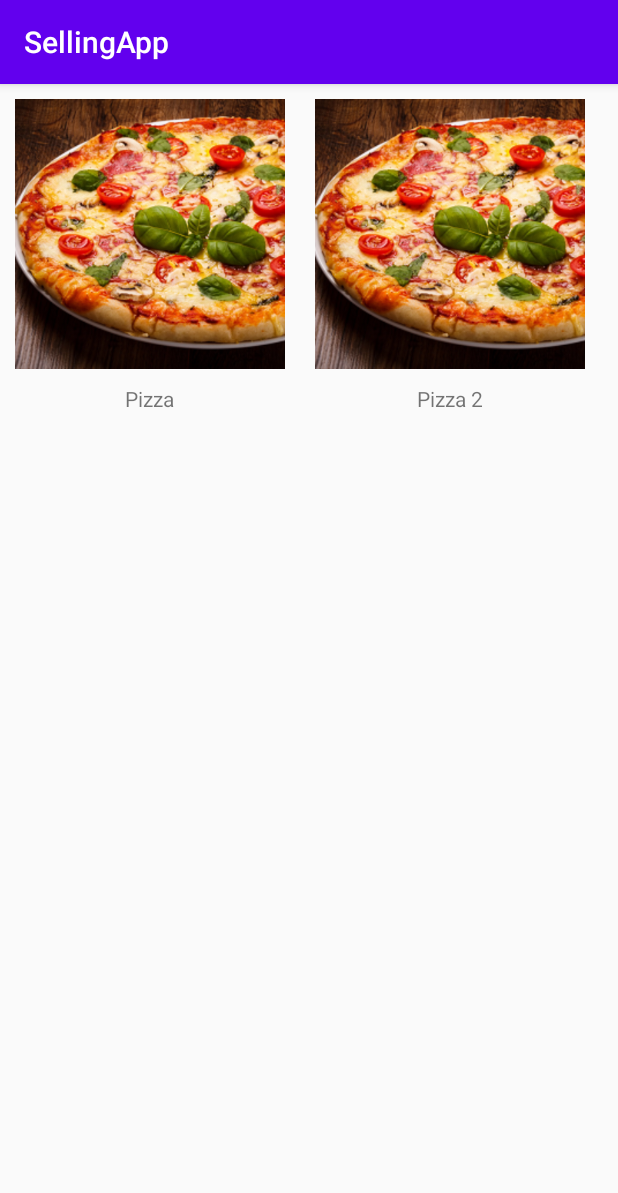
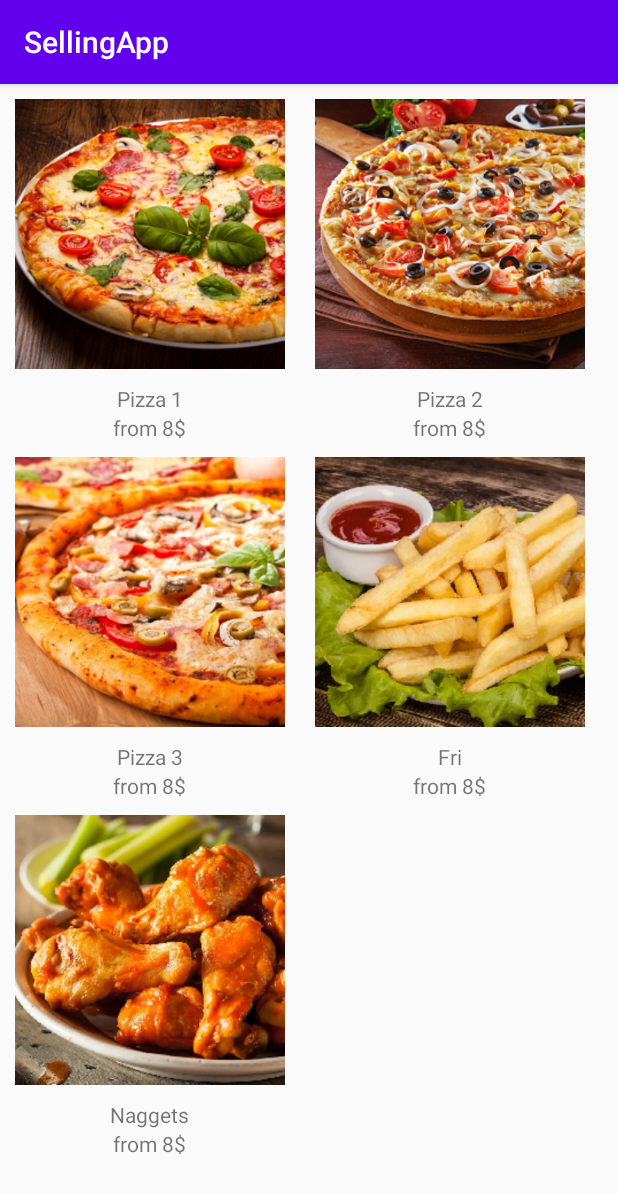
Before and after one commit to Senned-001/Android, an Android app: the screen it shows after launch (MainActivity), on a phone screen of 412 x 824 dp. Shown: the top 1193 px of the screen. Run offline under Robolectric (Android 15) with nearby library versions, the phone set to English and light mode, and no system bars.

Commit message:
First commit

```diff
--- a/SellingApp/app/build.gradle
+++ b/SellingApp/app/build.gradle
@@ -31,4 +31,9 @@ dependencies {
     testImplementation 'junit:junit:4.12'
     androidTestImplementation 'androidx.test.ext:junit:1.1.1'
     androidTestImplementation 'androidx.test.espresso:espresso-core:3.2.0'
+    androidTestCompile('androidx.test.espresso:espresso-core:3.1.0', {
+        exclude group: 'com.android.support', module: 'support-annotations'
+    })
+    implementation 'androidx.appcompat:appcompat:1.0.0'
+    implementation 'androidx.recyclerview:recyclerview:1.0.0'
 }
--- /dev/null
+++ b/SellingApp/app/src/main/java/android/exemple/sellingapp/DataAdapter.java
@@ -0,0 +1,66 @@
+package android.exemple.sellingapp;
+
+import android.app.Application;
+import android.content.Context;
+import android.content.Intent;
+import android.os.Parcelable;
+import android.view.LayoutInflater;
+import android.view.View;
+import android.view.ViewGroup;
+import android.widget.ImageView;
+import android.widget.TextView;
+import android.widget.Toast;
+
+import androidx.recyclerview.widget.RecyclerView;
+import java.util.List;
+
+class DataAdapter extends RecyclerView.Adapter<DataAdapter.ViewHolder> {
+    private LayoutInflater inflater;
+    private List<Product> products;
+
+    DataAdapter(Context context, List<Product> phones) {
+        this.products = phones;
+        this.inflater = LayoutInflater.from(context);
+    }
+
+    @Override
+    public DataAdapter.ViewHolder onCreateViewHolder(ViewGroup parent, int viewType) {
+
+        View view = inflater.inflate(R.layout.product_item, parent, false);
+        return new ViewHolder(view);
+    }
+
+    @Override
+    public void onBindViewHolder(ViewHolder holder, int position) {
+        Product product = products.get(position);
+        holder.imageView.setImageResource(product.getImageID());
+        holder.nameView.setText(product.getName());
+        holder.firstPrice.setText("from " + product.getParamPrices()[0] + "$");
+        final Product prod = product;
+        holder.itemView.setOnClickListener(new View.OnClickListener() {
+            @Override
+            public void onClick(View v) {
+                Intent intentOrder = new Intent(inflater.getContext(), OrderActivity.class);
+                intentOrder.putExtra("Product", prod);
+                inflater.getContext().startActivity(intentOrder);
+            }
+        });
+    }
+
+    @Override
+    public int getItemCount() {
+        return products.size();
+    }
+
+    public class ViewHolder extends RecyclerView.ViewHolder {
+        final ImageView imageView;
+        final TextView nameView, firstPrice;
+
+        ViewHolder(View view){
+            super(view);
+            imageView = (ImageView)view.findViewById(R.id.product_image);
+            nameView = (TextView) view.findViewById(R.id.product_name);
+            firstPrice = (TextView) view.findViewById(R.id.product_price);
+        }
+    }
+}
--- a/SellingApp/app/src/main/java/android/exemple/sellingapp/MainActivity.java
+++ b/SellingApp/app/src/main/java/android/exemple/sellingapp/MainActivity.java
@@ -1,6 +1,10 @@
 package android.exemple.sellingapp;
 
+import androidx.annotation.NonNull;
 import androidx.appcompat.app.AppCompatActivity;
+import androidx.recyclerview.widget.GridLayoutManager;
+import androidx.recyclerview.widget.LinearLayoutManager;
+import androidx.recyclerview.widget.RecyclerView;
 
 import android.annotation.SuppressLint;
 import android.content.Intent;
@@ -9,7 +13,9 @@ import android.text.Editable;
 import android.text.Layout;
 import android.text.TextWatcher;
 import android.view.LayoutInflater;
+import android.view.MotionEvent;
 import android.view.View;
+import android.widget.AdapterView;
 import android.widget.CheckBox;
 import android.widget.EditText;
 import android.widget.GridLayout;
@@ -19,14 +25,25 @@ import android.widget.RadioButton;
 import android.widget.TextView;
 import android.widget.Toast;
 
+import java.util.ArrayList;
+import java.util.List;
+
 public class MainActivity extends AppCompatActivity {
-    private String[] textData;
+    private List<Product> productList = new ArrayList<>();
 
     @Override
     protected void onCreate(Bundle savedInstanceState) {
         super.onCreate(savedInstanceState);
         setContentView(R.layout.activity_main);
-        textData = getResources().getStringArray(R.array.str);
+        initData();
+        final RecyclerView recyclerView = (RecyclerView) findViewById(R.id.mRecyclerView);
+        recyclerView.setLayoutManager(new GridLayoutManager(this, 2));
+        DataAdapter adapter = new DataAdapter(this, productList);
+        recyclerView.setAdapter(adapter);
+
+
+
+        /*
         GridLayout grid = new GridLayout(this);
         grid.setColumnCount(2);
         grid.setRowCount(Math.round(textData.length/2));
@@ -39,16 +56,27 @@ public class MainActivity extends AppCompatActivity {
         tw.setText("Text1");
         ll.addView(iw);
         ll.addView(tw);
-
+        ll.setId(1);
 
         LayoutInflater ltInflater = getLayoutInflater();
-        View view = ltInflater.inflate(ll, null);
+        View view = ltInflater.inflate(ll.getResources().getLayout(1), null);
+
+         */
     }
 
-    public void onProductClick(View view){
+    private void initData(){
+        String[] textData = getResources().getStringArray(R.array.str);
+        for(int i=0;i<textData.length;i++){
+            int imageID = getResources().getIdentifier("img"+i, "drawable", "android.exemple.sellingapp");
+            productList.add(new Product(textData[i],imageID));
+        }
+    }
 
+    public void onProductClick(int itemPosition){
+        Toast.makeText(this, productList.get(itemPosition).getName(), Toast.LENGTH_LONG).show();
+/*
         Intent intentOrder = new Intent(this, OrderActivity.class);
         intentOrder.putExtra("ID", getResources().getResourceEntryName(view.getId()).replace("id",""));
-        startActivity(intentOrder);
+        startActivity(intentOrder);*/
     }
 }
--- /dev/null
+++ b/SellingApp/app/src/main/java/android/exemple/sellingapp/Product.java
@@ -0,0 +1,68 @@
+package android.exemple.sellingapp;
+
+import java.io.Serializable;
+
+public class Product implements Serializable {
+    private String name;
+    private String info;
+    private String[] params;
+    private int[] paramPrices;
+    private int bonus1Price;
+    private int bonus2Price;
+    private String bonus1Name;
+    private String bonus2Name;
+    private int imageID;
+
+    public Product(String resources, int imageID) {
+        String[] data = resources.split(":");
+        this.name = data[0];
+        this.info = data[1];
+        this.params = new String[Integer.parseInt(data[2])];
+        this.paramPrices = new int[Integer.parseInt(data[2])];
+        for (int i = 0; i < params.length; i++) {
+            this.params[i] = data[3 + i];
+            this.paramPrices[i] = Integer.parseInt(data[3 + params.length + i]);
+        }
+        this.bonus1Name = data[data.length - 4];
+        this.bonus1Price = Integer.parseInt(data[data.length - 3]);
+        this.bonus2Name = data[data.length - 2];
+        this.bonus2Price = Integer.parseInt(data[data.length - 1]);
+        this.imageID = imageID;
+    }
+
+    public String getName() {
+        return name;
+    }
+
+    public String getInfo() {
+        return info;
+    }
+
+    public String[] getParams() {
+        return params;
+    }
+
+    public int[] getParamPrices() {
+        return paramPrices;
+    }
+
+    public int getBonus1Price() {
+        return bonus1Price;
+    }
+
+    public int getBonus2Price() {
+        return bonus2Price;
+    }
+
+    public String getBonus1Name() {
+        return bonus1Name;
+    }
+
+    public String getBonus2Name() {
+        return bonus2Name;
+    }
+
+    public int getImageID() {
+        return imageID;
+    }
+}
--- a/SellingApp/app/src/main/res/layout/activity_main.xml
+++ b/SellingApp/app/src/main/res/layout/activity_main.xml
@@ -7,55 +7,13 @@
     android:orientation="vertical"
     tools:context=".MainActivity">
 
-    <LinearLayout
+    <androidx.recyclerview.widget.RecyclerView
+        android:id="@+id/mRecyclerView"
         android:layout_width="wrap_content"
         android:layout_height="wrap_content"
-        android:orientation="horizontal"
-        android:onClick="onProductClick">
 
-        <LinearLayout
-            android:id="@+id/id0"
-            android:layout_width="wrap_content"
-            android:layout_height="wrap_content"
-            android:orientation="vertical"
-            android:layout_weight="1"
-            android:onClick="onProductClick">
+        />
 
-            <ImageView
-                android:layout_width="200dp"
-                android:layout_height="200dp"
-                android:src="@drawable/img0"
-                android:scaleType="fitCenter"
-                android:padding="10dp"/>
 
-            <TextView
-                android:layout_width="wrap_content"
-                android:layout_height="wrap_content"
-                android:text="Pizza"
-                android:layout_gravity="center_horizontal"/>
-        </LinearLayout>
-
-        <LinearLayout
-            android:id="@+id/id1"
-            android:layout_width="wrap_content"
-            android:layout_height="wrap_content"
-            android:orientation="vertical"
-            android:layout_weight="1"
-            android:onClick="onProductClick">
-
-            <ImageView
-                android:layout_width="200dp"
-                android:layout_height="200dp"
-                android:src="@drawable/img0"
-                android:scaleType="fitCenter"
-                android:padding="10dp"/>
-
-            <TextView
-                android:layout_width="wrap_content"
-                android:layout_height="wrap_content"
-                android:text="Pizza 2"
-                android:layout_gravity="center_horizontal"/>
-        </LinearLayout>
-    </LinearLayout>
 
 </LinearLayout>
--- /dev/null
+++ b/SellingApp/app/src/main/res/layout/product_item.xml
@@ -0,0 +1,30 @@
+<?xml version="1.0" encoding="utf-8"?>
+<LinearLayout
+    xmlns:android="http://schemas.android.com/apk/res/android"
+        android:id="@+id/id0"
+        android:layout_width="wrap_content"
+        android:layout_height="wrap_content"
+        android:orientation="vertical">
+
+        <ImageView
+            android:id="@+id/product_image"
+            android:layout_width="200dp"
+            android:layout_height="200dp"
+            android:src="@drawable/img0"
+            android:scaleType="fitCenter"
+            android:padding="10dp"/>
+
+        <TextView
+            android:id="@+id/product_name"
+            android:layout_width="wrap_content"
+            android:layout_height="wrap_content"
+            android:text="Pizza"
+            android:layout_gravity="center_horizontal"/>
+
+        <TextView
+            android:id="@+id/product_price"
+            android:layout_width="wrap_content"
+            android:layout_height="wrap_content"
+            android:text="$"
+            android:layout_gravity="center_horizontal"/>
+</LinearLayout>
```
Also changed, not shown: SellingApp/app/src/main/java/android/exemple/sellingapp/OrderActivity.java (+47 -77 lines), SellingApp/app/src/main/res/layout/products_pair.xml (deleted, +0 -54 lines), SellingApp/app/src/main/res/drawable/img2.png (added), SellingApp/app/src/main/res/drawable/img3.png (added), SellingApp/app/src/main/res/drawable/img4.png (added), 4 other files.
